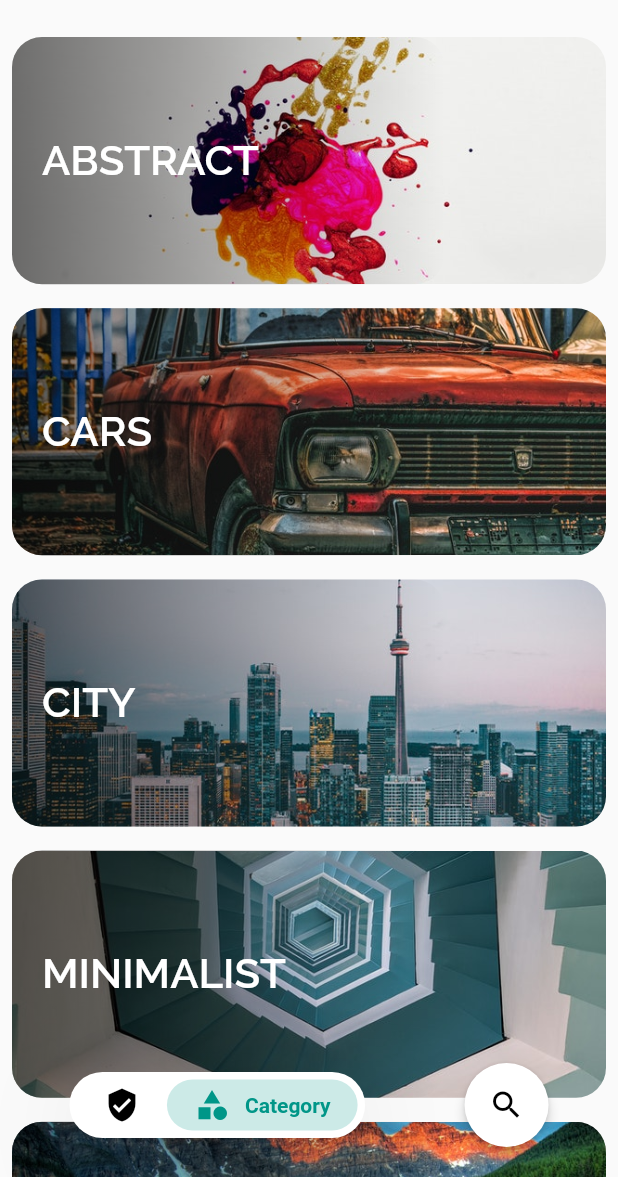
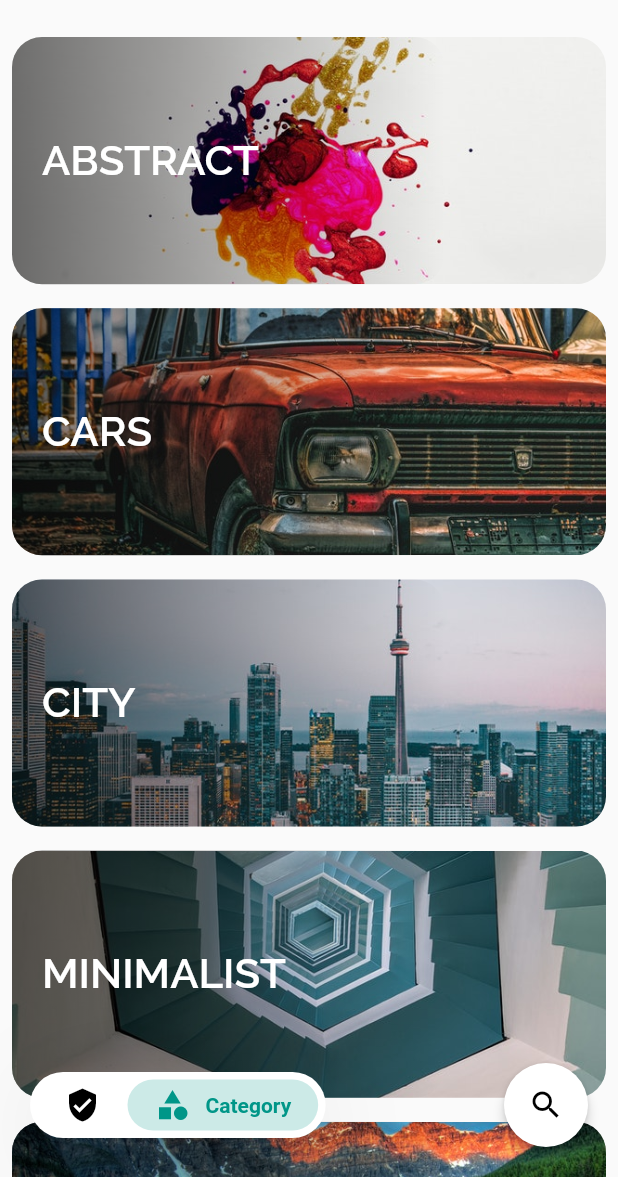
Before and after one commit to tsvillain/Wallbay, a Flutter app: the screen it shows after launch, swiped to page 2, on a phone screen of 412 x 824 dp, the part 59-1236 px from its top. Run offline on Flutter 3.47's test engine with Material 2 defaults, Android fonts, the phone set to English and light mode, and no system bars; drawn by our look-alikes of google_nav_bar; our stand-ins replace dio, flutter_bloc, fluttertoast, getwidget, package_info, share; missing offline and left inert: easy_permission_validator, wallpaper_manager; network calls fail.

Commit message:
remove left padding in search FAB button

```diff
--- a/lib/Screens/HomePage.dart
+++ b/lib/Screens/HomePage.dart
@@ -119,8 +119,9 @@ class _MyHomePageState extends State<MyHomePage> {
                     }),
               ),
             ),
+            Spacer(),
             Padding(
-              padding: EdgeInsets.symmetric(horizontal: 20, vertical: 20),
+              padding: EdgeInsets.only(right: 20, top: 20, bottom: 20),
               child: FloatingActionButton(
                 backgroundColor: Colors.white,
                 child: Icon(
```
